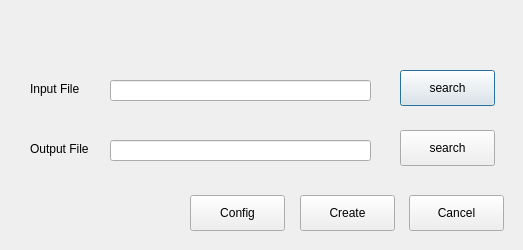
Before: the Qt Designer form src/UI/UIs/Testbench_generator_UI.ui in DRubioG/HDLHelper, drawn with Qt 5.
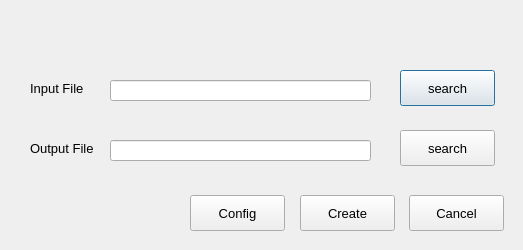
After: the same form once the commit is applied.

Diff of the .ui file:
```diff
--- a/src/UI/UIs/Testbench_generator_UI.ui
+++ b/src/UI/UIs/Testbench_generator_UI.ui
@@ -22,6 +22,11 @@
      <height>17</height>
     </rect>
    </property>
+   <property name="font">
+    <font>
+     <pointsize>10</pointsize>
+    </font>
+   </property>
    <property name="text">
     <string>Input File</string>
    </property>
@@ -31,10 +36,15 @@
     <rect>
      <x>30</x>
      <y>140</y>
-     <width>70</width>
+     <width>81</width>
      <height>17</height>
     </rect>
    </property>
+   <property name="font">
+    <font>
+     <pointsize>10</pointsize>
+    </font>
+   </property>
    <property name="text">
     <string>Output File</string>
    </property>
@@ -68,6 +78,11 @@
      <height>36</height>
     </rect>
    </property>
+   <property name="font">
+    <font>
+     <pointsize>10</pointsize>
+    </font>
+   </property>
    <property name="text">
     <string>search</string>
    </property>
@@ -81,6 +96,11 @@
      <height>36</height>
     </rect>
    </property>
+   <property name="font">
+    <font>
+     <pointsize>10</pointsize>
+    </font>
+   </property>
    <property name="text">
     <string>search</string>
    </property>
@@ -94,6 +114,11 @@
      <height>36</height>
     </rect>
    </property>
+   <property name="font">
+    <font>
+     <pointsize>10</pointsize>
+    </font>
+   </property>
    <property name="text">
     <string>Cancel</string>
    </property>
@@ -107,6 +132,11 @@
      <height>36</height>
     </rect>
    </property>
+   <property name="font">
+    <font>
+     <pointsize>10</pointsize>
+    </font>
+   </property>
    <property name="text">
     <string>Create</string>
    </property>
@@ -120,6 +150,11 @@
      <height>36</height>
     </rect>
    </property>
+   <property name="font">
+    <font>
+     <pointsize>10</pointsize>
+    </font>
+   </property>
    <property name="text">
     <string>Config</string>
    </property>
```
